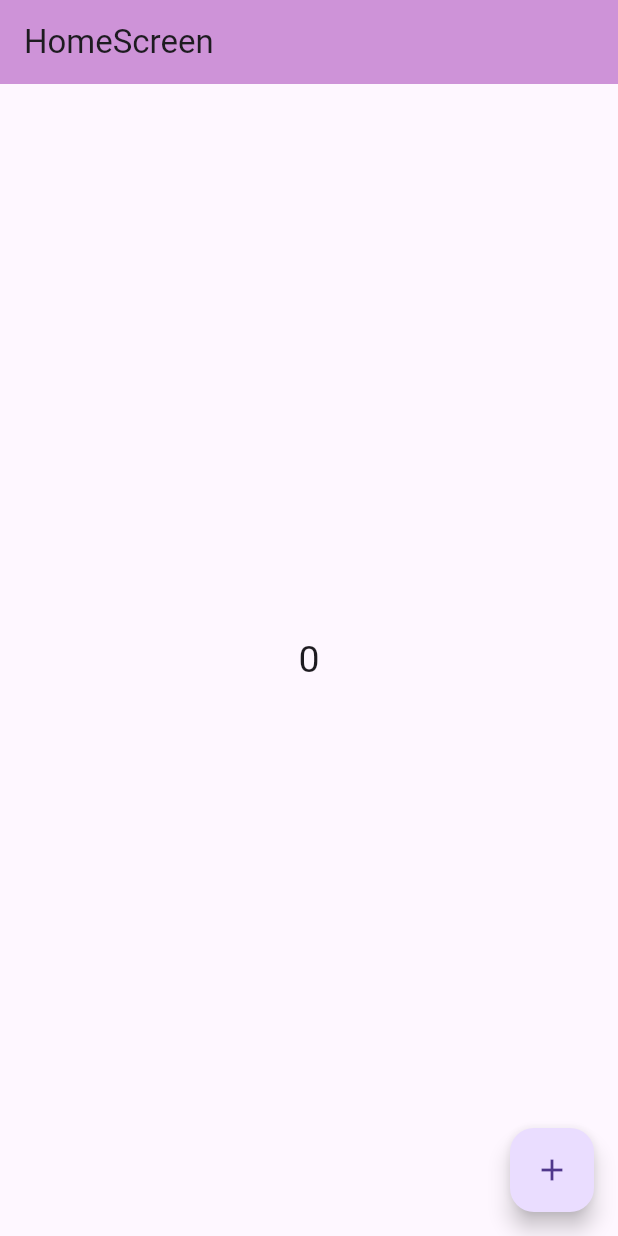
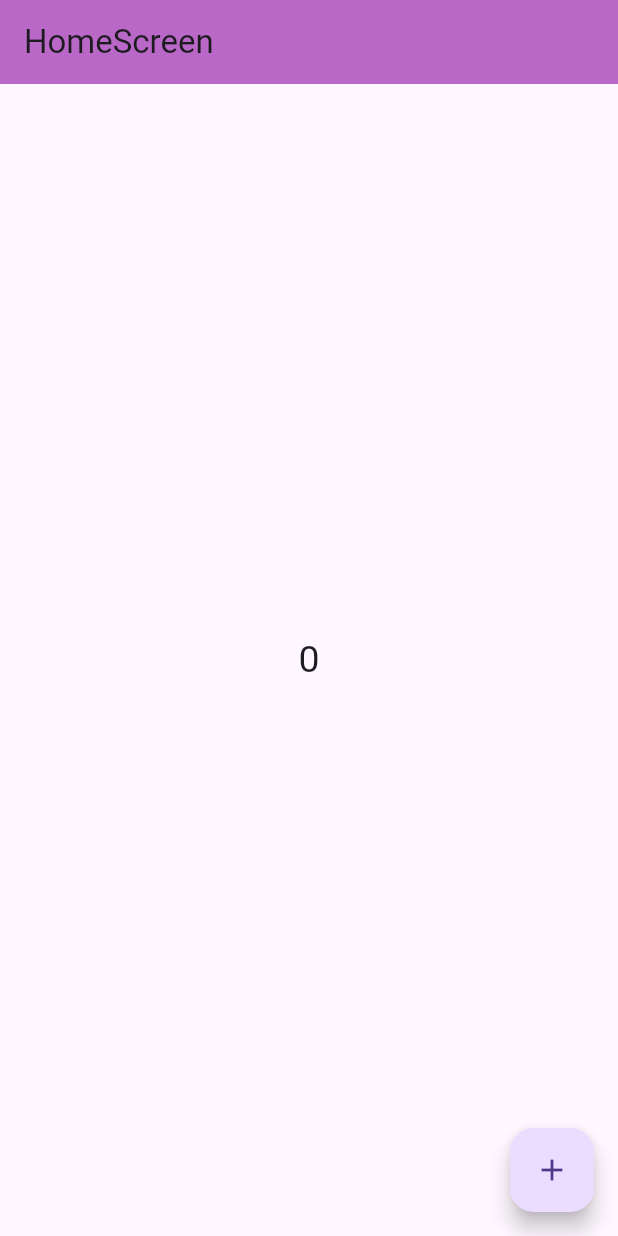
Before and after one commit to FAHIMSHAKIL102/flutter_provider__ws_practice, a Flutter app: the screen it shows after launch, on a phone screen of 412 x 824 dp. Run offline on Flutter 3.47's test engine with Material 3 defaults, Android fonts, the phone set to English and light mode, and no system bars.

```diff
--- a/lib/home_screen.dart
+++ b/lib/home_screen.dart
@@ -7,15 +7,21 @@ class HomeScreen extends StatelessWidget {
 
   @override
   Widget build(BuildContext context) {
+    print('Run from build');
     return Scaffold(
       appBar: AppBar(
         title: Text('HomeScreen'),
-        backgroundColor: Colors.purple.shade200,
+        backgroundColor: Colors.purple.shade300,
       ),
       body: Center(
-        child: Text(
-          '${Provider.of<CounterProvider>(context, listen: true).getCount()}',
-          style: TextStyle(fontSize: 25),
+        child: Consumer(
+          builder: (ctx, _, ___) {
+            print('Run from Consumer');
+            return Text(
+              '${Provider.of<CounterProvider>(ctx, listen: true).getCount()}',
+              style: TextStyle(fontSize: 25),
+            );
+          },
         ),
       ),
       floatingActionButton: FloatingActionButton(
```
